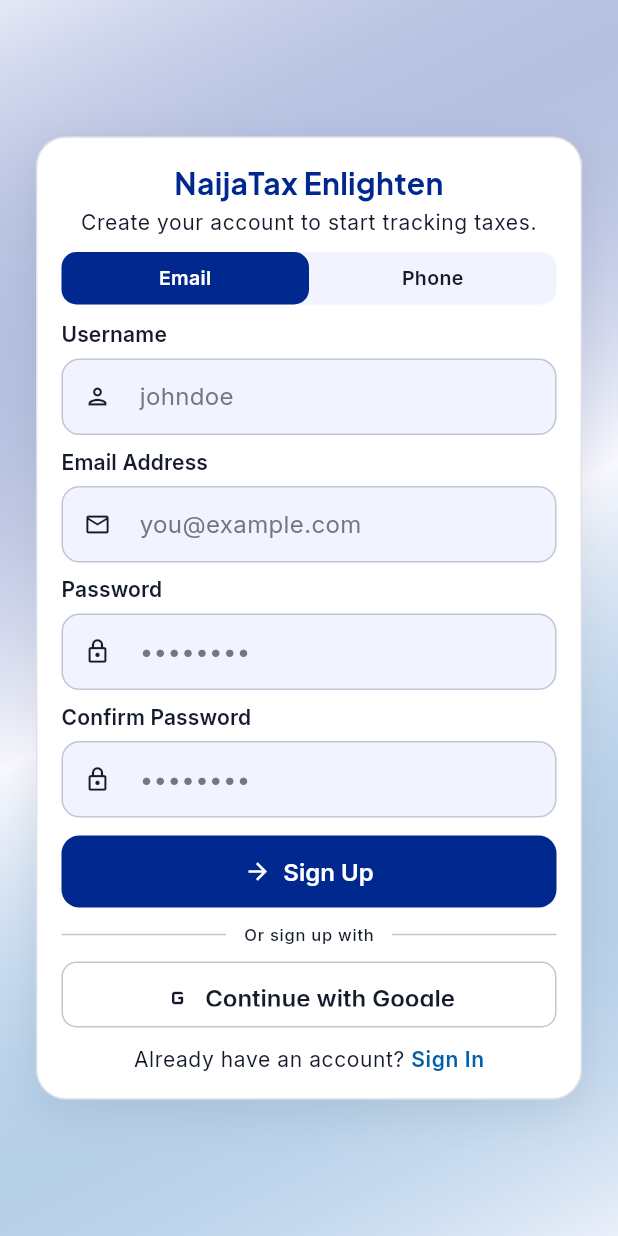
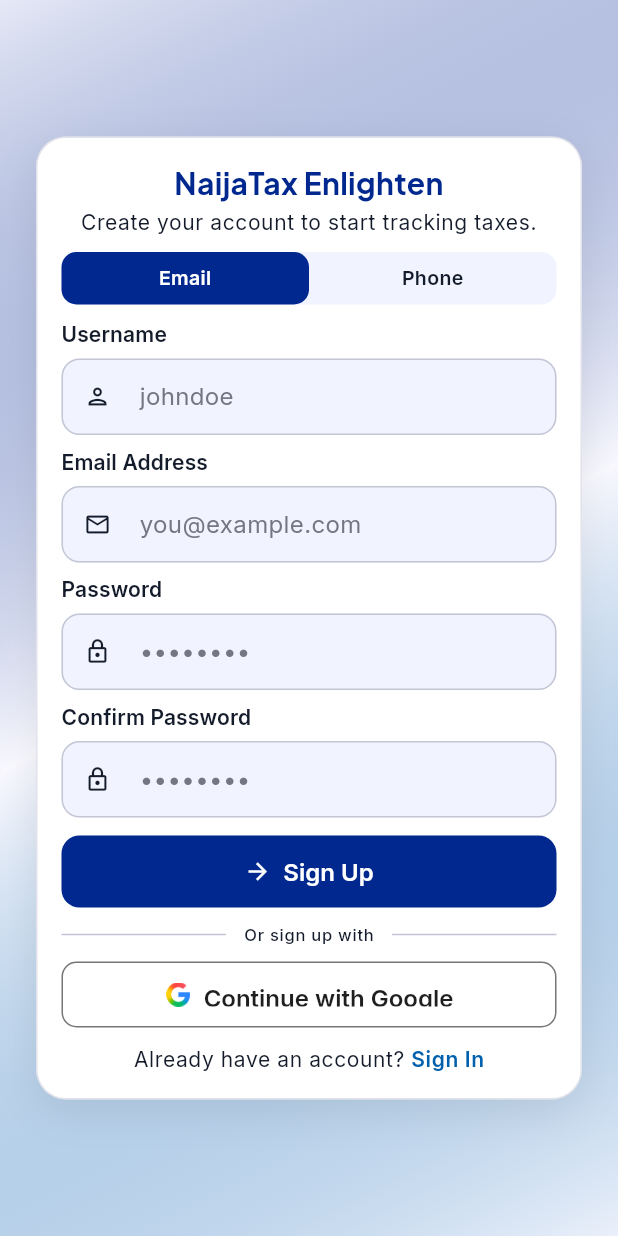
Before and after one commit to TCodesOfficial/Naijatax, a Flutter app: the LoginScreen screen opened by its route, after a tap on "Phone", after a tap on "Sign Up", on a phone screen of 412 x 824 dp. Run offline on Flutter 3.47's test engine with Material 3 defaults, Android fonts, the light colour scheme and no system bars; our stand-ins replace dio, file_picker, fl_chart, flutter_animate, flutter_markdown, flutter_riverpod and 11 more; missing offline and left inert: cached_network_image_ce; accounts and stored records are empty; network calls fail.

```diff
--- a/client/lib/screens/auth/login_screen.dart
+++ b/client/lib/screens/auth/login_screen.dart
@@ -552,11 +552,16 @@
                             }
                           }
                         },
-                        icon: const Icon(Icons.g_mobiledata, size: 22),
+                        icon: Image.asset(
+                          'assets/images/google_logo.png',
+                          width: 20,
+                          height: 20,
+                        ),
                         label: const Text('Continue with Google'),
                         style: OutlinedButton.styleFrom(
-                          foregroundColor: theme.colorScheme.onSurface,
-                          side: BorderSide(color: theme.colorScheme.outlineVariant),
+                          backgroundColor: Colors.white,
+                          foregroundColor: const Color(0xFF1F1F1F),
+                          side: const BorderSide(color: Color(0xFF747775)),
                           shape: RoundedRectangleBorder(
                             borderRadius: BorderRadius.circular(12),
                           ),
--- a/client/lib/screens/auth/register_screen.dart
+++ b/client/lib/screens/auth/register_screen.dart
@@ -559,11 +559,16 @@
                             }
                           }
                         },
-                        icon: const Icon(Icons.g_mobiledata, size: 20),
+                        icon: Image.asset(
+                          'assets/images/google_logo.png',
+                          width: 18,
+                          height: 18,
+                        ),
                         label: const Text('Continue with Google'),
                         style: OutlinedButton.styleFrom(
-                          foregroundColor: theme.colorScheme.onSurface,
-                          side: BorderSide(color: theme.colorScheme.outlineVariant),
+                          backgroundColor: Colors.white,
+                          foregroundColor: const Color(0xFF1F1F1F),
+                          side: const BorderSide(color: Color(0xFF747775)),
                           shape: RoundedRectangleBorder(
                             borderRadius: BorderRadius.circular(10),
                           ),
--- a/client/lib/screens/documents/documents_vault_screen.dart
+++ b/client/lib/screens/documents/documents_vault_screen.dart
@@ -178,7 +178,7 @@
           TextButton(onPressed: () => Navigator.pop(ctx, false), child: const Text('Cancel')),
           TextButton(
             onPressed: () => Navigator.pop(ctx, true),
-            style: TextButton.styleFrom(foregroundColor: const Color(0xFFB91C1C)),
+            style: TextButton.styleFrom(foregroundColor: Theme.of(ctx).colorScheme.error),
             child: const Text('Delete'),
           ),
         ],
--- a/client/lib/screens/forum/topic_detail_screen.dart
+++ b/client/lib/screens/forum/topic_detail_screen.dart
@@ -2,7 +2,6 @@
 import 'package:flutter_riverpod/flutter_riverpod.dart';
 import 'package:go_router/go_router.dart';
 
-import '../../core/theme/theme_colors.dart';
 import '../../providers/auth_provider.dart';
 import '../../providers/forum_provider.dart';
 import '../../widgets/animated_button.dart';
--- a/client/lib/screens/forum/topic_list_screen.dart
+++ b/client/lib/screens/forum/topic_list_screen.dart
@@ -307,7 +307,7 @@
                             child: Text(
                               '$replyCount replies',
                               style: theme.textTheme.labelSmall?.copyWith(
-                                color: const Color(0xFF15803D),
+                                color: theme.colorScheme.onTertiaryContainer,
                                 fontWeight: FontWeight.w600,
                               ),
                             ),
--- a/client/lib/screens/landing/web_landing_screen.dart
+++ b/client/lib/screens/landing/web_landing_screen.dart
@@ -412,7 +412,7 @@
                     title: 'Tax Education',
                     description:
                         'Learn about the 2025 reforms through guides, articles, and interactive quizzes.',
-                    color: const Color(0xFFB91C1C),
+                    color: theme.colorScheme.error,
                   ).animate().fadeIn(delay: 500.ms).slideY(begin: 0.1),
                 ],
               ),
--- a/client/lib/screens/news/latest_news_screen.dart
+++ b/client/lib/screens/news/latest_news_screen.dart
@@ -239,7 +239,7 @@
         Container(
           padding: const EdgeInsets.symmetric(horizontal: 10, vertical: 4),
           decoration: BoxDecoration(
-            color: const Color(0xFFB91C1C),
+            color: theme.colorScheme.error,
             borderRadius: BorderRadius.circular(12),
           ),
           child: const Text(
--- a/client/lib/screens/profile/verify_account_screen.dart
+++ b/client/lib/screens/profile/verify_account_screen.dart
@@ -1,6 +1,7 @@
 import 'package:flutter/material.dart';
 import 'package:flutter_riverpod/flutter_riverpod.dart';
 import 'package:google_fonts/google_fonts.dart';
+import '../../core/theme/theme_colors.dart';
 import '../../providers/auth_provider.dart';
 import '../../widgets/guest_restriction_dialog.dart';
 
@@ -111,7 +112,9 @@
                     theme,
                     stepNum: null,
                     icon: Icons.check_circle,
-                    iconColor: const Color(0xFF15803D),
+                    iconColor: theme.brightness == Brightness.dark
+                        ? AppColors.darkSuccess
+                        : AppColors.success,
                     title: 'Email Verified',
                     subtitle: 'amina.okonjo@example.com',
                     isCompleted: true,
```
Also changed, not shown: client/assets/images/google_logo.png (added).
